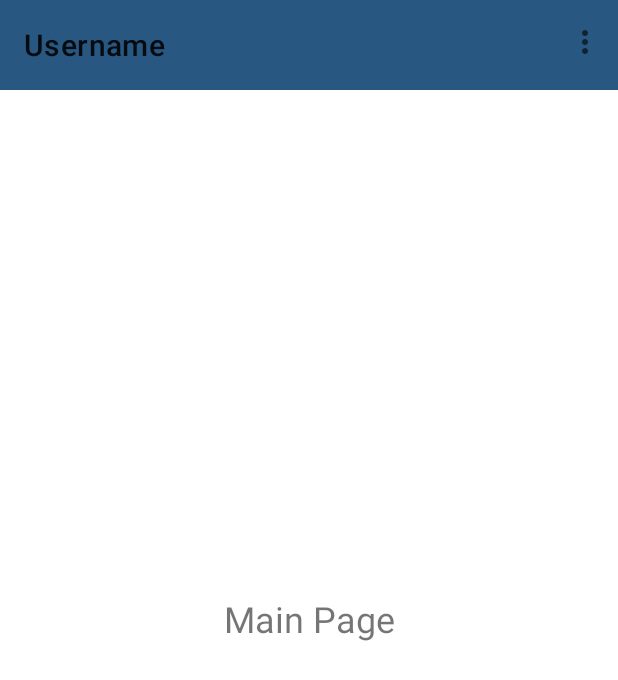
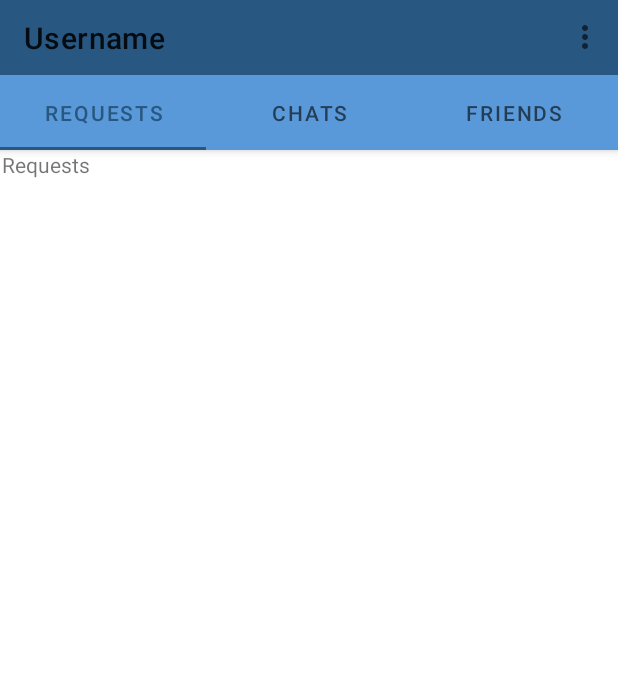
Before and after one commit to robertov92/4Chat, an Android app: the screen it shows after launch once a user with an empty profile is signed in (MainActivity), on a phone screen of 412 x 824 dp. Shown: the top 680 px of the screen. Run offline under Robolectric (Android 15) with nearby library versions, the phone set to English and light mode, and no system bars; our stand-ins replace Firebase (no records; nobody signed in at launch, a user with empty details on screens opened directly).

Commit message:
Adding tabs to main

```diff
--- a/app/build.gradle
+++ b/app/build.gradle
@@ -35,6 +35,7 @@ dependencies {
     implementation 'com.google.android.material:material:1.3.0'
     implementation 'androidx.constraintlayout:constraintlayout:2.0.4'
     implementation 'com.google.firebase:firebase-auth:20.0.3'
+    implementation 'androidx.legacy:legacy-support-v4:1.0.0'
     testImplementation 'junit:junit:4.+'
     androidTestImplementation 'androidx.test.ext:junit:1.1.2'
     androidTestImplementation 'androidx.test.espresso:espresso-core:3.3.0'
--- /dev/null
+++ b/app/src/main/java/team4/cs246/ChatsFragment.java
@@ -0,0 +1,64 @@
+package team4.cs246;
+
+import android.os.Bundle;
+
+import androidx.fragment.app.Fragment;
+
+import android.view.LayoutInflater;
+import android.view.View;
+import android.view.ViewGroup;
+
+/**
+ * A simple {@link Fragment} subclass.
+ * Use the {@link ChatsFragment#newInstance} factory method to
+ * create an instance of this fragment.
+ */
+public class ChatsFragment extends Fragment {
+
+    // TODO: Rename parameter arguments, choose names that match
+    // the fragment initialization parameters, e.g. ARG_ITEM_NUMBER
+    private static final String ARG_PARAM1 = "param1";
+    private static final String ARG_PARAM2 = "param2";
+
+    // TODO: Rename and change types of parameters
+    private String mParam1;
+    private String mParam2;
+
+    public ChatsFragment() {
+        // Required empty public constructor
+    }
+
+    /**
+     * Use this factory method to create a new instance of
+     * this fragment using the provided parameters.
+     *
+     * @param param1 Parameter 1.
+     * @param param2 Parameter 2.
+     * @return A new instance of fragment ChatsFragment.
+     */
+    // TODO: Rename and change types and number of parameters
+    public static ChatsFragment newInstance(String param1, String param2) {
+        ChatsFragment fragment = new ChatsFragment();
+        Bundle args = new Bundle();
+        args.putString(ARG_PARAM1, param1);
+        args.putString(ARG_PARAM2, param2);
+        fragment.setArguments(args);
+        return fragment;
+    }
+
+    @Override
+    public void onCreate(Bundle savedInstanceState) {
+        super.onCreate(savedInstanceState);
+        if (getArguments() != null) {
+            mParam1 = getArguments().getString(ARG_PARAM1);
+            mParam2 = getArguments().getString(ARG_PARAM2);
+        }
+    }
+
+    @Override
+    public View onCreateView(LayoutInflater inflater, ViewGroup container,
+                             Bundle savedInstanceState) {
+        // Inflate the layout for this fragment
+        return inflater.inflate(R.layout.fragment_chats, container, false);
+    }
+}
--- a/app/src/main/java/team4/cs246/MainActivity.java
+++ b/app/src/main/java/team4/cs246/MainActivity.java
@@ -3,18 +3,25 @@ package team4.cs246;
 import androidx.annotation.NonNull;
 import androidx.appcompat.app.AppCompatActivity;
 import androidx.appcompat.widget.Toolbar;
+import androidx.viewpager.widget.ViewPager;
 
 import android.content.Intent;
 import android.os.Bundle;
 import android.view.Menu;
 import android.view.MenuItem;
 
+import com.google.android.material.tabs.TabLayout;
 import com.google.firebase.auth.FirebaseAuth;
 import com.google.firebase.auth.FirebaseUser;
 
 public class MainActivity extends AppCompatActivity {
     private FirebaseAuth mAuth;
     private Toolbar mToolbar;
+
+    // Tabs
+    private ViewPager mViewPager;
+    private SectionsPagerAdapter mSectionsPagerAdapter;
+    private TabLayout mTabLayout;
 
     @Override
     protected void onCreate(Bundle savedInstanceState) {
@@ -28,8 +35,14 @@ public class MainActivity extends AppCompatActivity {
         mToolbar = findViewById(R.id.main_toolbar);
         setSupportActionBar(mToolbar);
         getSupportActionBar().setTitle("Username");
+
+        // Tabs (Requests, Chats, Friends)
+        mViewPager = findViewById(R.id.main_tab_pager);
+        mSectionsPagerAdapter = new SectionsPagerAdapter(getSupportFragmentManager(), 3);
+        mViewPager.setAdapter(mSectionsPagerAdapter);
+        mTabLayout = findViewById(R.id.main_tabs);
+        mTabLayout.setupWithViewPager(mViewPager);
     }
-
 
     /**
      * Overrides onStart
--- /dev/null
+++ b/app/src/main/java/team4/cs246/RequestsFragment.java
@@ -0,0 +1,64 @@
+package team4.cs246;
+
+import android.os.Bundle;
+
+import androidx.fragment.app.Fragment;
+
+import android.view.LayoutInflater;
+import android.view.View;
+import android.view.ViewGroup;
+
+/**
+ * A simple {@link Fragment} subclass.
+ * Use the {@link RequestsFragment#newInstance} factory method to
+ * create an instance of this fragment.
+ */
+public class RequestsFragment extends Fragment {
+
+    // TODO: Rename parameter arguments, choose names that match
+    // the fragment initialization parameters, e.g. ARG_ITEM_NUMBER
+    private static final String ARG_PARAM1 = "param1";
+    private static final String ARG_PARAM2 = "param2";
+
+    // TODO: Rename and change types of parameters
+    private String mParam1;
+    private String mParam2;
+
+    public RequestsFragment() {
+        // Required empty public constructor
+    }
+
+    /**
+     * Use this factory method to create a new instance of
+     * this fragment using the provided parameters.
+     *
+     * @param param1 Parameter 1.
+     * @param param2 Parameter 2.
+     * @return A new instance of fragment RequestsFragment.
+     */
+    // TODO: Rename and change types and number of parameters
+    public static RequestsFragment newInstance(String param1, String param2) {
+        RequestsFragment fragment = new RequestsFragment();
+        Bundle args = new Bundle();
+        args.putString(ARG_PARAM1, param1);
+        args.putString(ARG_PARAM2, param2);
+        fragment.setArguments(args);
+        return fragment;
+    }
+
+    @Override
+    public void onCreate(Bundle savedInstanceState) {
+        super.onCreate(savedInstanceState);
+        if (getArguments() != null) {
+            mParam1 = getArguments().getString(ARG_PARAM1);
+            mParam2 = getArguments().getString(ARG_PARAM2);
+        }
+    }
+
+    @Override
+    public View onCreateView(LayoutInflater inflater, ViewGroup container,
+                             Bundle savedInstanceState) {
+        // Inflate the layout for this fragment
+        return inflater.inflate(R.layout.fragment_request, container, false);
+    }
+}
--- /dev/null
+++ b/app/src/main/java/team4/cs246/SectionsPagerAdapter.java
@@ -0,0 +1,61 @@
+package team4.cs246;
+
+import androidx.annotation.NonNull;
+import androidx.fragment.app.Fragment;
+import androidx.fragment.app.FragmentManager;
+import androidx.fragment.app.FragmentPagerAdapter;
+
+/**
+ * Helper class used to create tabs in main_toolbar
+ */
+public class SectionsPagerAdapter extends FragmentPagerAdapter {
+
+    public SectionsPagerAdapter(@NonNull FragmentManager fm, int behavior) {
+        super(fm, behavior);
+    }
+
+    /**
+     * Position selector for the three tabs in main
+     * @param position
+     * @return
+     */
+    @NonNull
+    @Override
+    public Fragment getItem(int position) {
+
+        switch (position){
+            case 0:
+                return new RequestsFragment();
+            case 1:
+                return new ChatsFragment();
+            case 2:
+                return new FriendsFragment();
+            default:
+                return null;
+        }
+    }
+
+    @Override
+    public int getCount() {
+        return 3;
+    }
+
+    /**
+     * Main Tab titles!
+     * @param position get a position as an integer
+     * @return a title
+     */
+    public CharSequence getPageTitle(int position){
+        switch (position){
+            case 0:
+                return "REQUESTS";
+            case 1:
+                return "CHATS";
+            case 2:
+                return "FRIENDS";
+            default:
+                return null;
+        }
+    }
+
+}
--- a/app/src/main/res/layout/activity_main.xml
+++ b/app/src/main/res/layout/activity_main.xml
@@ -6,25 +6,43 @@
     android:layout_height="match_parent"
     tools:context=".MainActivity">
 
-    <androidx.appcompat.widget.Toolbar
-        android:id="@+id/main_toolbar"
+    <!--AppBar. Contains the Toolbar and TabLayout-->
+    <com.google.android.material.appbar.AppBarLayout
+        android:id="@+id/appBarLayout"
         android:layout_width="match_parent"
-        android:layout_height="60dp"
-        android:layout_marginTop="0dp"
+        android:layout_height="100dp"
+        android:background="@color/main_blue"
         app:layout_constraintEnd_toEndOf="parent"
-        app:layout_constraintHorizontal_bias="0.0"
         app:layout_constraintStart_toStartOf="parent"
-        app:layout_constraintTop_toTopOf="parent"
-        android:background="@color/main_blue" />
+        app:layout_constraintTop_toTopOf="parent">
 
-    <TextView
-        android:layout_width="wrap_content"
-        android:layout_height="wrap_content"
-        android:text="@string/main_page"
+        <androidx.appcompat.widget.Toolbar
+            android:id="@+id/main_toolbar"
+            android:layout_width="match_parent"
+            android:layout_height="50dp"
+            android:layout_marginTop="0dp"
+            android:background="@color/main_blue"
+            app:layout_constraintEnd_toEndOf="parent"
+            app:layout_constraintHorizontal_bias="0.0"
+            app:layout_constraintStart_toStartOf="parent"
+            app:layout_constraintTop_toTopOf="parent" />
+
+        <com.google.android.material.tabs.TabLayout
+            android:id="@+id/main_tabs"
+            android:layout_width="match_parent"
+            android:layout_height="50dp"
+            android:background="@color/lighter_blue" />
+
+    </com.google.android.material.appbar.AppBarLayout>
+
+    <androidx.viewpager.widget.ViewPager
+        android:id="@+id/main_tab_pager"
+        android:layout_width="0dp"
+        android:layout_height="0dp"
+        android:layout_marginStart="1dp"
         app:layout_constraintBottom_toBottomOf="parent"
-        app:layout_constraintLeft_toLeftOf="parent"
-        app:layout_constraintRight_toRightOf="parent"
-        app:layout_constraintTop_toTopOf="parent"
-        android:textSize="24sp"/>
+        app:layout_constraintEnd_toEndOf="parent"
+        app:layout_constraintStart_toStartOf="parent"
+        app:layout_constraintTop_toBottomOf="@+id/appBarLayout" />
 
 </androidx.constraintlayout.widget.ConstraintLayout>
--- a/app/src/main/res/layout/activity_start.xml
+++ b/app/src/main/res/layout/activity_start.xml
@@ -8,7 +8,7 @@
 
 
     <ImageView
-        android:id="@+id/imageView2"
+        android:id="@+id/start_4Chat_icon"
         android:layout_width="258dp"
         android:layout_height="257dp"
         android:layout_marginTop="16dp"
--- /dev/null
+++ b/app/src/main/res/layout/fragment_request.xml
@@ -0,0 +1,14 @@
+<?xml version="1.0" encoding="utf-8"?>
+<FrameLayout xmlns:android="http://schemas.android.com/apk/res/android"
+    xmlns:tools="http://schemas.android.com/tools"
+    android:layout_width="match_parent"
+    android:layout_height="match_parent"
+    tools:context=".RequestsFragment">
+
+    <!-- TODO: Update blank fragment layout -->
+    <TextView
+        android:layout_width="match_parent"
+        android:layout_height="match_parent"
+        android:text="Requests" />
+
+</FrameLayout>
--- a/app/src/main/res/values/strings.xml
+++ b/app/src/main/res/values/strings.xml
@@ -16,4 +16,6 @@
     <string name="login_email">Email</string>
     <string name="login_password">Password</string>
     <string name="login">Login</string>
+    <!-- TODO: Remove or change this placeholder text -->
+    <string name="hello_blank_fragment">Hello blank fragment</string>
 </resources>
```
Also changed, not shown: app/src/main/java/team4/cs246/FriendsFragment.java (added, +64 -0 lines), app/src/main/java/team4/cs246/RegisterActivity.java (+6 -3 lines), app/src/main/res/layout/fragment_chats.xml (added, +14 -0 lines), app/src/main/res/layout/fragment_friends.xml (added, +14 -0 lines).
